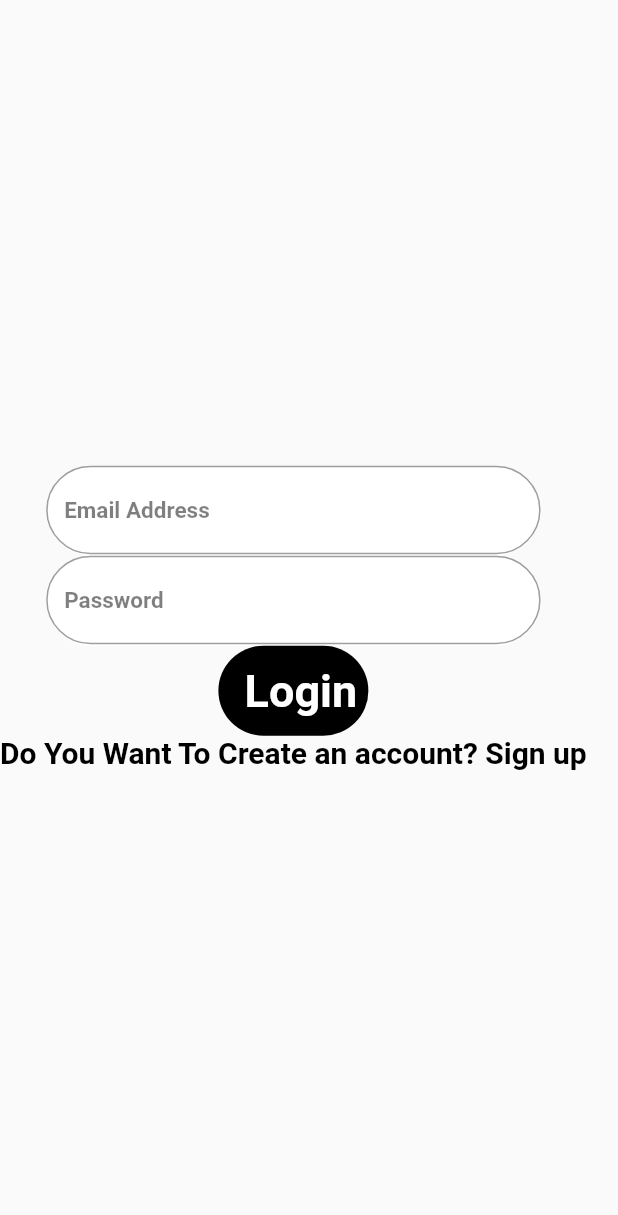
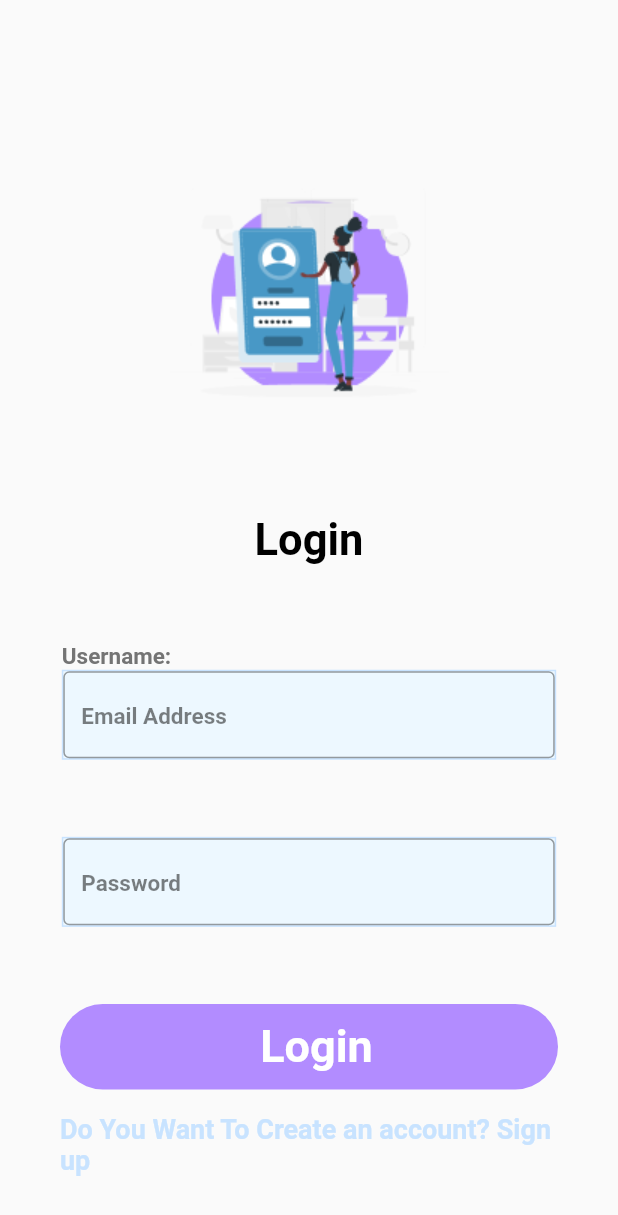
Before and after one commit to Suhaibusman/Smit-Devathon, a Flutter app: the screen it shows after launch, on a phone screen of 412 x 824 dp. Shown: the top 1215 px of the screen. Run offline on Flutter 3.47's test engine with Material 2 defaults, Android fonts, the phone set to English and light mode, and no system bars; our stand-ins replace cloud_firestore, firebase_auth, firebase_core, image_picker; accounts and stored records are empty.

Commit message:
smit devathon

```diff
--- a/lib/constants/colors.dart
+++ b/lib/constants/colors.dart
@@ -1,15 +1,14 @@
 import 'package:flutter/material.dart';
 
 class MyColors {
-  static const Color pinkColor = Color(0xffF77C62);
+  static const Color purpleColor = Color(0xffB28CFF);
   static const Color whiteColor =Colors.white;
-
   static const Color blackColor = Colors.black;
-  static const Color loghtYellowColor = Color(0xffFFC83A);
-  static const Color greyColor = Color.fromARGB(255, 213, 219, 232);
-  static const Color greyLighColor = Color(0xffF8F9FB);
-  static const Color textGreyColors = Color(0xff8891A5);
-  static const Color headingGreyColors = Color(0xff1E222B);
-  static const Color onBoardText1 = Color(0xffFAFBFD);
+  static const Color blueColor = Color(0xff7BBCFC);
+  static const Color greenColor = Color(0xff9DEAC0);
+  static const Color pinkColor = Color(0xffFF9A9A);
+ static const Color textFieldBorderColor = Color( 0xffC8E3FF);
+  static const Color textFieldColor = Color(0xffEDF8FF);
+  static const Color greyColor = Color(0xff747474);
   static const Color onBoardText2 = Color(0xffB2BBCE);
 }
--- a/lib/constants/images.dart
+++ b/lib/constants/images.dart
@@ -1,16 +1,6 @@
 
 
 class Myimages {
-  static const String sadapaycolouredlogo = "assets/images/sadapaycolouredlogo_tp.png";
- static const String sadapaytextwithlogo = "assets/images/sadapaytextwithlogo.png";
- static const String sadapaytextwithoutlogo = "assets/images/sadapaytextwithoutlogo.png";
-static const String sadapaywhitelogo = "assets/images/Sadapaywhitelogo.png";
- static const String recieveicon = "assets/images/recievedicon.png";
-static const String sendicon = "assets/images/sendicon.png";
-static const String jazzlogo = "assets/images/jazzlogo.png";
-static const String waridlogo = "assets/images/waridlogo.png";
-static const String telenorlogo = "assets/images/telenorlogo.png";
-static const String scomlogo = "assets/images/scomlogo.png";
-static const String ufonelogo = "assets/images/ufonelogo.png";
-static const String zonglogo = "assets/images/zong4glogo.png";
+  static const String loginOrSignUpImage = "assets/images/loginorSignuppage.png";
+
 }
--- a/lib/screens/home_screen.dart
+++ b/lib/screens/home_screen.dart
@@ -2,14 +2,12 @@
 
 import 'dart:io';
 
-import 'package:firebase_core/firebase_core.dart';
-import 'package:firebase_storage/firebase_storage.dart';
 import 'package:flutter/material.dart';
 import 'package:image_picker/image_picker.dart';
 import 'package:provider/provider.dart';
 import 'package:smithackathon/function/custom_function.dart';
 import 'package:smithackathon/provider/theme/theme_provider.dart';
-import 'package:uuid/uuid.dart';
+
 
 class HomeScreen extends StatefulWidget {
 
--- a/lib/screens/login_screen.dart
+++ b/lib/screens/login_screen.dart
@@ -1,5 +1,6 @@
 import 'package:flutter/material.dart';
 import 'package:smithackathon/constants/colors.dart';
+import 'package:smithackathon/constants/images.dart';
 import 'package:smithackathon/function/custom_function.dart';
 import 'package:smithackathon/screens/sign_up_screen.dart';
 import 'package:smithackathon/widgets/buttonwidget.dart';
@@ -25,23 +26,45 @@ class _LoginScreenState extends State<LoginScreen> {
 
   Widget build(BuildContext context) {
     return  Scaffold(
-      body: Column(
-        mainAxisAlignment: MainAxisAlignment.center,
+      body: SizedBox(
+          height: MediaQuery.of(context).size.height,
+          width: MediaQuery.of(context).size.width,
+        child: Padding(
+          padding: const EdgeInsets.all(40),
+          child: Column(
+            mainAxisAlignment: MainAxisAlignment.spaceBetween,
             children: [
+                const SizedBox(height: 50,),
+              Image.asset(Myimages.loginOrSignUpImage),
+              const SizedBox(height: 20,),
+
+              const TextWidget(textMessage: "Login", textColor: MyColors.blackColor, textSize: 29),
+              const SizedBox(height: 20,),
+               Column(
+                crossAxisAlignment: CrossAxisAlignment.start,
+                 children: [
+                   const TextWidget(textMessage: "Username:", textColor: MyColors.greyColor, textSize: 15),
                    CustomTextField(textFieldController: emailController ,hintText: "Email Address",),
+                 ],
+               ),
+
+              const SizedBox(height: 20,),
                 CustomTextField(textFieldController: passwordController ,isPass: true,hintText: "Password",),
+              const SizedBox(height: 20,),
                 InkWell(
                   onTap: (){
                       func.loginWithEmailAndPassword(context,emailController,passwordController);
                   },
-              child: const CustomButtonWidget(bgColor: MyColors.blackColor, textMessage: "Login", textColor: MyColors.whiteColor, textSize: 30, buttonWidth: 100)),
+                  child:  CustomButtonWidget(bgColor: MyColors.purpleColor, textMessage: "Login", textColor: MyColors.whiteColor, textSize: 30, buttonWidth: MediaQuery.of(context).size.width)),
 
            InkWell(
             onTap: (){
               Navigator.push(context, MaterialPageRoute(builder: (context) => const SignUpScreen(),));
             },
-        child: const TextWidget(textMessage: "Do You Want To Create an account? Sign up", textColor: MyColors.blackColor, textSize: 20))
+            child: const TextWidget(textMessage: "Do You Want To Create an account? Sign up", textColor: MyColors.textFieldBorderColor, textSize: 18))
             ],
+          ),
+        ),
       ),
     );
   }
--- a/lib/widgets/buttonwidget.dart
+++ b/lib/widgets/buttonwidget.dart
@@ -18,7 +18,7 @@ class CustomButtonWidget extends StatelessWidget {
         borderRadius: BorderRadius.circular(30),
         color: bgColor
       ),
-      height: 60,
+      height: 57,
       width: buttonWidth,
       child: Row(
         crossAxisAlignment: CrossAxisAlignment.center,
--- a/lib/widgets/textfieldwidget.dart
+++ b/lib/widgets/textfieldwidget.dart
@@ -1,4 +1,5 @@
 import 'package:flutter/material.dart';
+import 'package:smithackathon/constants/colors.dart';
 
 class CustomTextField extends StatelessWidget {
   final TextEditingController textFieldController;
@@ -15,8 +16,9 @@ class CustomTextField extends StatelessWidget {
       height: 60,
       width: MediaQuery.of(context).size.width * 0.8,
       decoration: BoxDecoration(
-        borderRadius: BorderRadius.circular(30),
-        color: Colors.white,
+        border: Border.all(color: MyColors.textFieldBorderColor),
+        // borderRadius: BorderRadius.circular(30),
+        color: MyColors.textFieldColor,
       ),
       child: TextField(
         controller: textFieldController,
@@ -24,7 +26,7 @@ class CustomTextField extends StatelessWidget {
         decoration: InputDecoration(
           suffixIcon: textFieldIcon,
           border: OutlineInputBorder(
-            borderRadius: BorderRadius.circular(30),
+            // borderRadius: BorderRadius.circular(30),
           ),
           hintText: hintText,
           hintStyle: TextStyle(color: Colors.black.withOpacity(0.5), fontSize: 15, fontWeight: FontWeight.bold),
--- a/pubspec.yaml
+++ b/pubspec.yaml
@@ -67,8 +67,8 @@ flutter:
   uses-material-design: true
 
   # To add assets to your application, add an assets section, like this:
-  # assets:
-  #   - images/a_dot_burr.jpeg
+  assets:
+    - assets/images/
   #   - images/a_dot_ham.jpeg
 
   # An image asset can refer to one or more resolution-specific "variants", see
```
Also changed, not shown: assets/images/loginorSignuppage.png (added). Lines whose indentation alone changed are shown as unchanged.
